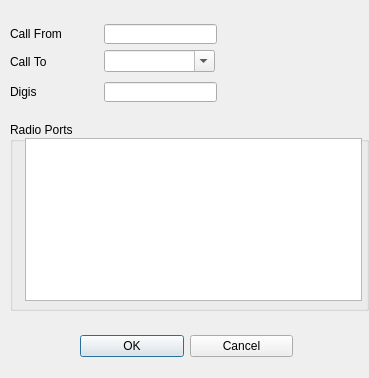
First picture: the form in QT/QtTermTCP/AGWConnect.ui, repository bjpetit/linbpq, before the edit.
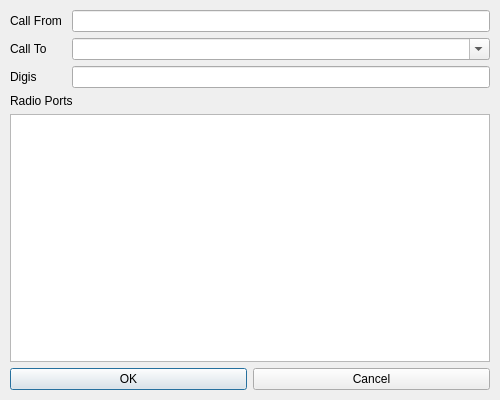
Second picture: the form after the edit.

```diff
--- a/QT/QtTermTCP/AGWConnect.ui
+++ b/QT/QtTermTCP/AGWConnect.ui
@@ -6,8 +6,8 @@
    <rect>
     <x>0</x>
     <y>0</y>
-    <width>369</width>
-    <height>378</height>
+    <width>500</width>
+    <height>400</height>
    </rect>
   </property>
   <property name="windowTitle">
@@ -16,12 +16,65 @@
   <widget class="QWidget" name="layoutWidget">
    <property name="geometry">
     <rect>
-     <x>80</x>
-     <y>330</y>
-     <width>213</width>
-     <height>33</height>
+     <x>10</x>
+     <y>10</y>
+     <width>480</width>
+     <height>380</height>
     </rect>
    </property>
+   <layout class="QVBoxLayout" name="verticalLayout">
+    <item>
+     <layout class="QFormLayout" name="formLayout_2">
+      <item row="0" column="0">
+       <widget class="QLabel" name="label">
+        <property name="text">
+         <string>Call From </string>
+        </property>
+       </widget>
+      </item>
+      <item row="0" column="1">
+       <widget class="QLineEdit" name="CallFrom"/>
+      </item>
+      <item row="1" column="0">
+       <widget class="QLabel" name="label_2">
+        <property name="text">
+         <string>Call To </string>
+        </property>
+       </widget>
+      </item>
+      <item row="1" column="1">
+       <widget class="QComboBox" name="CallTo">
+        <property name="editable">
+         <bool>true</bool>
+        </property>
+        <property name="insertPolicy">
+         <enum>QComboBox::NoInsert</enum>
+        </property>
+       </widget>
+      </item>
+      <item row="2" column="0">
+       <widget class="QLabel" name="label_3">
+        <property name="text">
+         <string>Digis</string>
+        </property>
+       </widget>
+      </item>
+      <item row="2" column="1">
+       <widget class="QLineEdit" name="Digis"/>
+      </item>
+     </layout>
+    </item>
+    <item>
+     <widget class="QLabel" name="label_4">
+      <property name="text">
+       <string>Radio Ports</string>
+      </property>
+     </widget>
+    </item>
+    <item>
+     <widget class="QListWidget" name="RadioPorts"/>
+    </item>
+    <item>
    <layout class="QHBoxLayout">
     <property name="spacing">
      <number>6</number>
@@ -53,104 +106,8 @@
      </widget>
     </item>
    </layout>
-  </widget>
-  <widget class="QLineEdit" name="CallFrom">
-   <property name="geometry">
-    <rect>
-     <x>104</x>
-     <y>24</y>
-     <width>113</width>
-     <height>20</height>
-    </rect>
-   </property>
-  </widget>
-  <widget class="QLineEdit" name="Digis">
-   <property name="geometry">
-    <rect>
-     <x>104</x>
-     <y>82</y>
-     <width>113</width>
-     <height>20</height>
-    </rect>
-   </property>
-  </widget>
-  <widget class="QComboBox" name="CallTo">
-   <property name="geometry">
-    <rect>
-     <x>104</x>
-     <y>50</y>
-     <width>111</width>
-     <height>22</height>
-    </rect>
-   </property>
-   <property name="editable">
-    <bool>true</bool>
-   </property>
-   <property name="insertPolicy">
-    <enum>QComboBox::NoInsert</enum>
-   </property>
-  </widget>
-  <widget class="QLabel" name="label">
-   <property name="geometry">
-    <rect>
-     <x>10</x>
-     <y>22</y>
-     <width>65</width>
-     <height>23</height>
-    </rect>
-   </property>
-   <property name="text">
-    <string>Call From </string>
-   </property>
-  </widget>
-  <widget class="QLabel" name="label_2">
-   <property name="geometry">
-    <rect>
-     <x>10</x>
-     <y>50</y>
-     <width>65</width>
-     <height>23</height>
-    </rect>
-   </property>
-   <property name="text">
-    <string>Call To </string>
-   </property>
-  </widget>
-  <widget class="QLabel" name="label_3">
-   <property name="geometry">
-    <rect>
-     <x>10</x>
-     <y>80</y>
-     <width>65</width>
-     <height>23</height>
-    </rect>
-   </property>
-   <property name="text">
-    <string>Digis</string>
-   </property>
-  </widget>
-  <widget class="QGroupBox" name="groupBox">
-   <property name="geometry">
-    <rect>
-     <x>10</x>
-     <y>122</y>
-     <width>359</width>
-     <height>189</height>
-    </rect>
-   </property>
-   <property name="title">
-    <string>Radio Ports</string>
-   </property>
-   <widget class="QListWidget" name="RadioPorts">
-    <property name="geometry">
-     <rect>
-      <x>15</x>
-      <y>16</y>
-      <width>337</width>
-      <height>163</height>
-     </rect>
-    </property>
-   </widget>
+    </item>
+   </layout>
   </widget>
  </widget>
  <resources/>
```
Left out of the diff: 2 changed lines with no effect on the pictures. Lines whose indentation alone changed are shown as unchanged.
